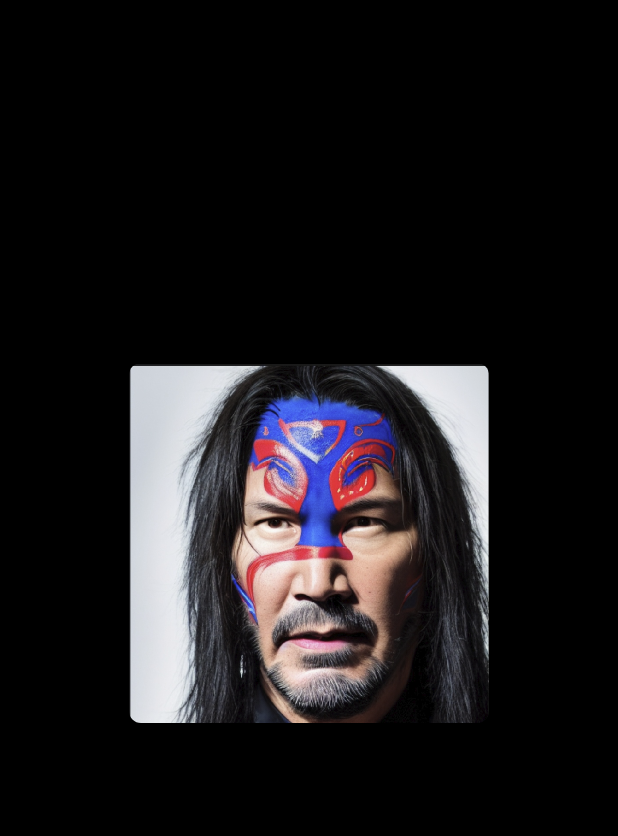
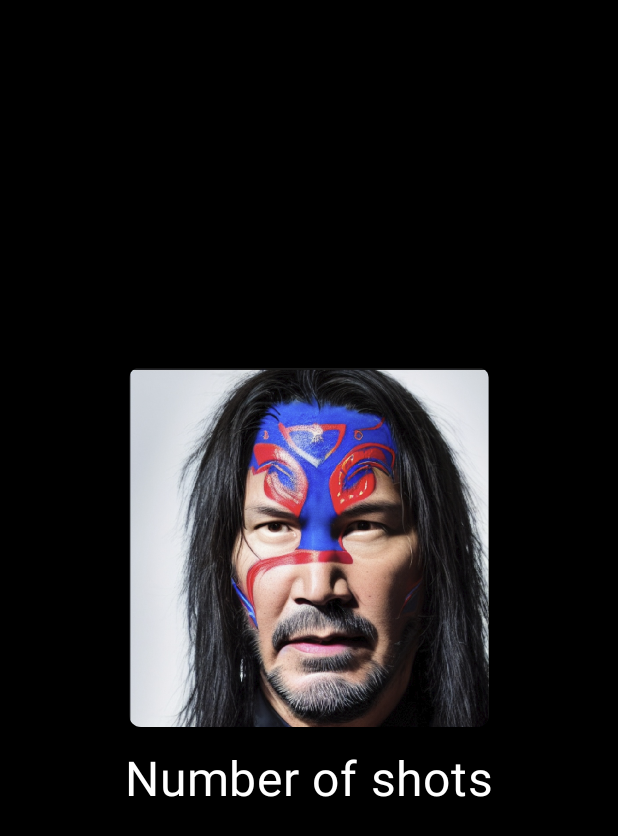
Before and after one commit to farmaker47/john_shots, an Android app built with Jetpack Compose: the screen it shows after launch (MainActivity), on a phone screen of 412 x 824 dp. Shown: the top 836 px of the screen. Run offline under Robolectric (Android 15) with nearby library versions, the phone set to English and light mode, and no system bars; 1 statement that could not run was skipped.

Commit message:
UI changes.

```diff
--- a/app/src/main/java/com/example/john_shots/composables/CountComposable.kt
+++ b/app/src/main/java/com/example/john_shots/composables/CountComposable.kt
@@ -56,7 +56,7 @@ fun CountComposable(
         Column(
             modifier = Modifier
                 .width(400.dp)
-                .height(340.dp)
+                //.height(340.dp)
                 .verticalScroll(state = rememberScrollState())
                 .align(Alignment.Center)
         ) {
@@ -71,7 +71,15 @@ fun CountComposable(
                 contentScale = ContentScale.Fit
             )
 
-            Spacer(modifier = Modifier.height(8.dp))
+            Spacer(modifier = Modifier.height(16.dp))
+
+            Text(
+                text = "Number of shots",
+                modifier = Modifier
+                    .align(Alignment.CenterHorizontally),
+                color = Color.White,
+                fontSize = 32.sp
+            )
 
             Text(
                 text = viewModel.uiState.gunshotNumber,
@@ -79,7 +87,7 @@ fun CountComposable(
                     .align(Alignment.CenterHorizontally)
                     .padding(8.dp),
                 color = Color.White,
-                fontSize = 80.sp
+                fontSize = 72.sp
             )
         }
     }
```
